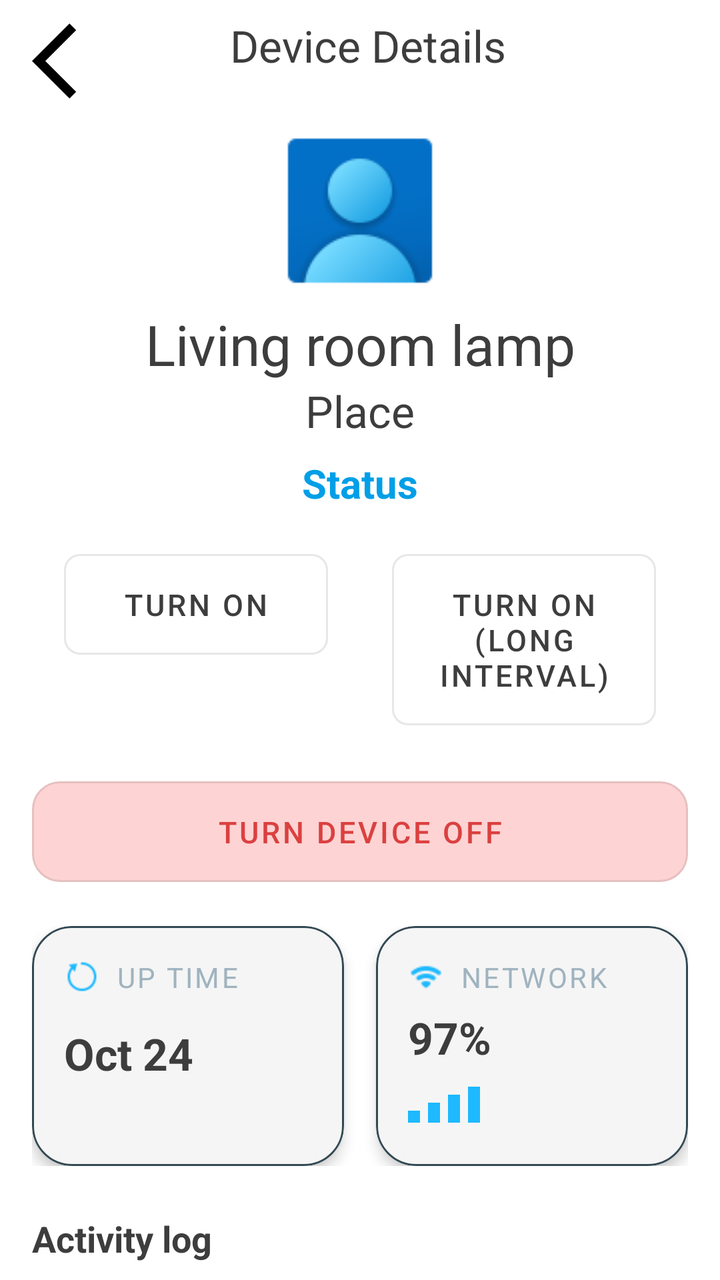
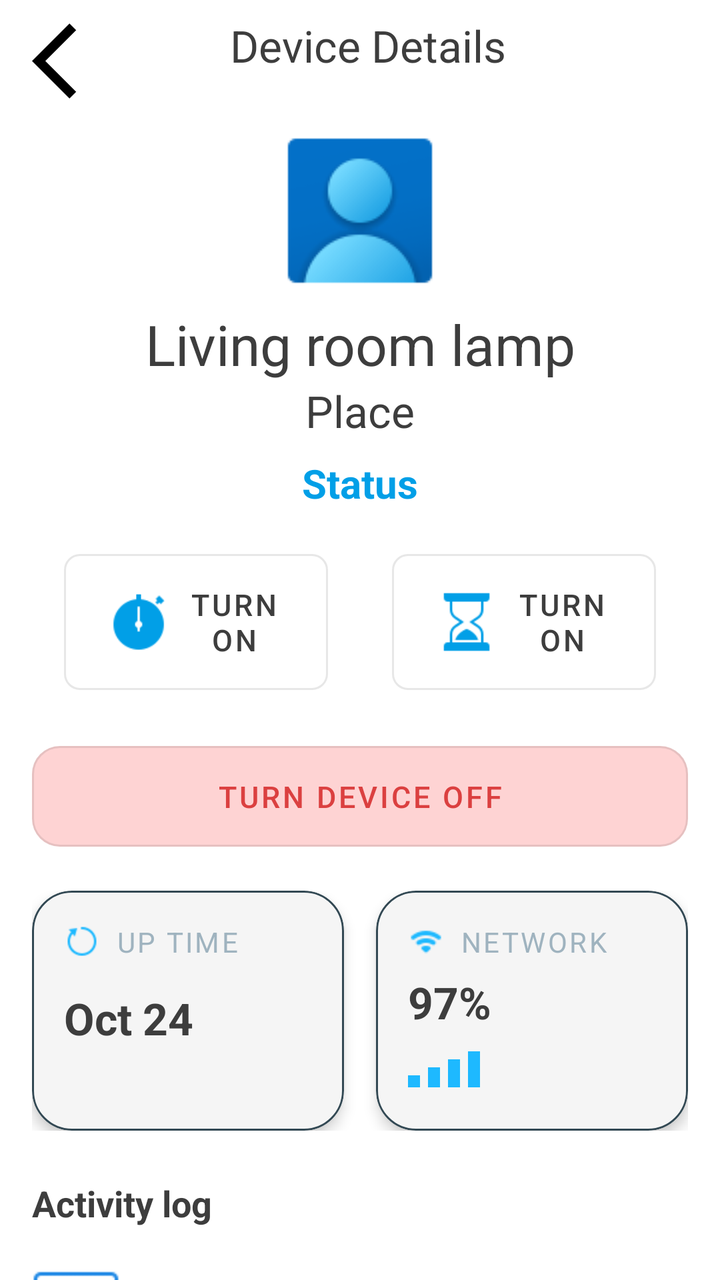

Screens rendered from an Android XML layout before and after an edit, with the pre-edit source and the edit as a unified diff.
<!-- AndroidManifest.xml: application theme Theme.ManagingHomeDevicesApp -->
<!-- res/layout/device_info.xml -->
<?xml version="1.0" encoding="utf-8"?>
<androidx.constraintlayout.widget.ConstraintLayout
    xmlns:android="http://schemas.android.com/apk/res/android"
    xmlns:app="http://schemas.android.com/apk/res-auto"
    android:layout_width="match_parent"
    android:layout_height="match_parent">

    


    <ImageView
        android:id="@+id/backIcon"
        android:layout_width="45dp"
        android:layout_height="45dp"
        android:layout_marginStart="16dp"
        android:layout_marginTop="8dp"
        android:clickable="true"
        android:focusable="true"
        android:backgroundTint="@color/back_icon_bg"
        app:layout_constraintStart_toStartOf="parent"
        app:layout_constraintTop_toTopOf="parent"
        app:srcCompat="@drawable/outline_arrow_back_ios_24" />
    <TextView
        android:id="@+id/TextdeviceDetailsText"
        android:layout_width="wrap_content"
        android:layout_height="wrap_content"
        android:layout_marginStart="54dp"
        android:layout_marginTop="8dp"
        android:text="Device Details"
        android:textColor="@color/colorTextPrimary"
        android:textSize="22sp"
        app:layout_constraintStart_toEndOf="@+id/backIcon"
        app:layout_constraintTop_toTopOf="parent" />
    

    
    <androidx.core.widget.NestedScrollView
        android:layout_width="match_parent"
        android:layout_height="0dp"
        android:fillViewport="true"
        android:overScrollMode="never"
        app:layout_constraintTop_toBottomOf="@+id/TextdeviceDetailsText"
        app:layout_constraintBottom_toBottomOf="parent"
        app:layout_constraintStart_toStartOf="parent"
        app:layout_constraintEnd_toEndOf="parent">

        <LinearLayout
            android:layout_width="match_parent"
            android:layout_height="wrap_content"
            android:orientation="vertical"
            android:paddingBottom="32dp">

            
            <ImageView
                android:id="@+id/imageView2"
                android:layout_width="wrap_content"
                android:layout_height="wrap_content"
                android:layout_gravity="center_horizontal"
                android:layout_marginTop="20dp"
                app:srcCompat="@drawable/avatar_image" />

            
            <TextView
                android:id="@+id/textdeviceDetails"
                android:layout_width="match_parent"
                android:layout_height="wrap_content"
                android:gravity="center"
                android:text="Living room lamp"
                android:textColor="?attr/colorOnSurface"
                android:textSize="28sp" />
            <TextView
                android:id="@+id/textDevicePlace"
                android:layout_width="match_parent"
                android:layout_height="wrap_content"
                android:gravity="center"
                android:text="Place"
                android:textColor="?attr/colorOnSurface"
                android:textSize="22sp" />

            
            <TextView
                android:id="@+id/textViewStatus"
                android:layout_width="match_parent"
                android:layout_height="wrap_content"
                android:layout_gravity="center_horizontal"
                android:layout_marginTop="8dp"
                android:gravity="center"
                android:text="Status"
                android:textStyle="bold"
                android:textColor="@color/statusText"
                android:textSize="20sp" />

            
             <LinearLayout
                android:id="@+id/linearLayoutButtons"
                android:layout_width="match_parent"
                android:layout_height="wrap_content"
                android:orientation="horizontal"
                android:paddingHorizontal="16dp"
                android:paddingTop="16dp"
                android:weightSum="2">


                <com.google.android.material.button.MaterialButton
                    android:id="@+id/timeButtonShortInt"
                    style="@style/Widget.MaterialComponents.Button.OutlinedButton"
                    android:layout_width="match_parent"
                    android:layout_height="wrap_content"
                    android:layout_gravity="center_horizontal"
                    android:layout_marginStart="16dp"
                    android:layout_marginTop="12dp"
                    android:layout_marginEnd="16dp"
                    android:minHeight="56sp"
                    android:padding="15dp"
                    android:layout_weight="1"
                    android:text="Turn On"
                    android:textColor="?attr/colorOnSurface"
                    android:textSize="15sp"
                    app:cornerRadius="8dp" />

                 <com.google.android.material.button.MaterialButton
                     android:id="@+id/timeButtonLongInt"
                     style="@style/Widget.MaterialComponents.Button.OutlinedButton"
                     android:layout_width="match_parent"
                     android:layout_height="wrap_content"
                     android:layout_gravity="center_horizontal"
                     android:layout_marginStart="16dp"
                     android:layout_marginTop="12dp"
                     android:layout_marginEnd="16dp"
                     android:minHeight="56sp"
                     android:padding="15dp"
                     android:layout_weight="1"
                     android:text="Turn On (long interval)"
                     android:textColor="?attr/colorOnSurface"
                     android:textSize="15sp"
                     app:cornerRadius="8dp" />

             </LinearLayout>
            <com.google.android.material.button.MaterialButton
                android:id="@+id/timeButtonTurnOff"
                style="@style/Widget.MaterialComponents.Button.OutlinedButton"
                android:layout_width="match_parent"
                android:layout_height="wrap_content"
                android:layout_gravity="center_horizontal"
                android:layout_marginStart="16dp"
                android:layout_marginTop="4dp"
                android:layout_marginEnd="16dp"
                android:minHeight="56sp"
                android:padding="15dp"
                android:text="Turn Device Off"
                android:textColor="@color/turnOffBtnText"
                android:textSize="15sp"
                app:backgroundTint="@color/turnOffBtn"
                app:cornerRadius="14dp" />
            
            <LinearLayout
                android:id="@+id/linearLayoutCardElements"
                android:layout_width="match_parent"
                android:layout_height="wrap_content"
                android:orientation="horizontal"
                android:paddingHorizontal="16dp"
                android:paddingTop="16dp"
                android:weightSum="2">

                <com.google.android.material.card.MaterialCardView
                    android:id="@+id/materialCardView"
                    android:layout_width="0dp"
                    android:layout_height="wrap_content"
                    android:layout_weight="1"
                    android:layout_marginEnd="8dp"
                    android:minHeight="120dp"
                    app:backgroundTint="@color/toggle_bg_selector"
                    app:cardCornerRadius="20dp"
                    app:cardElevation="4dp"
                    app:strokeColor="@color/card_stroke"
                    app:strokeWidth="1dp">

                    <LinearLayout
                        android:layout_width="match_parent"
                        android:layout_height="wrap_content"
                        android:orientation="vertical"
                        android:padding="16dp"
                        app:layout_constraintStart_toStartOf="parent"
                        app:layout_constraintTop_toTopOf="parent">
                        
                        <LinearLayout
                            android:layout_width="wrap_content"
                            android:layout_height="wrap_content"
                            android:orientation="horizontal"
                            android:gravity="center_vertical"
                            >
                            <ImageView
                                android:id="@+id/icon"
                                android:layout_width="18dp"
                                android:layout_height="18dp"
                                android:src="@drawable/restart_image"
                                app:tint="@color/blue_accent"
                                />
                            <TextView
                                android:layout_width="match_parent"
                                android:layout_height="wrap_content"
                                android:id="@+id/titleText"
                                android:layout_marginStart="8dp"
                                android:text="UP TIME"
                                android:textSize="14sp"
                                android:letterSpacing="0.08"
                                android:textColor="@color/text_secondary_dark" />
                        </LinearLayout>
                        
                        <TextView
                            android:layout_width="match_parent"
                            android:layout_height="wrap_content"
                            android:id="@+id/dateText"
                            android:layout_marginTop="14dp"
                            android:text="Oct 24"
                            android:textSize="22sp"
                            android:textStyle="bold"
                            android:textColor="@color/colorTextPrimary"/>

                        








                    </LinearLayout>
                </com.google.android.material.card.MaterialCardView>

                <com.google.android.material.card.MaterialCardView
                    android:layout_width="0dp"
                    android:layout_height="wrap_content"
                    android:layout_weight="1"
                    android:layout_marginStart="8dp"
                    android:minHeight="120dp"
                    app:backgroundTint="@color/toggle_bg_selector"
                    app:cardCornerRadius="20dp"
                    app:cardElevation="4dp"
                    app:strokeColor="@color/card_stroke"
                    app:strokeWidth="1dp">
                    <LinearLayout
                        android:layout_width="match_parent"
                        android:layout_height="wrap_content"
                        android:orientation="vertical"
                        android:padding="16dp"
                        app:layout_constraintStart_toStartOf="parent"
                        app:layout_constraintTop_toTopOf="parent">

                        
                        <LinearLayout
                            android:layout_width="wrap_content"
                            android:layout_height="wrap_content"
                            android:gravity="center_vertical"
                            android:orientation="horizontal">

                            <ImageView
                                android:id="@+id/wifiIcon"
                                android:layout_width="18dp"
                                android:layout_height="18dp"
                                android:src="@drawable/wifi_image"
                                app:tint="@color/blue_accent" />

                            <TextView
                                android:id="@+id/textViewNetworkName"
                                android:layout_width="match_parent"
                                android:layout_height="wrap_content"
                                android:layout_marginStart="8dp"
                                android:letterSpacing="0.08"
                                android:text="NETWORK"
                                android:textColor="@color/text_secondary_dark"
                                android:textSize="14sp"
                                />
                        </LinearLayout>

                        
                        <TextView
                            android:id="@+id/textViewSignalStrength"
                            android:layout_width="match_parent"
                            android:layout_height="wrap_content"
                            android:layout_marginTop="6dp"
                            android:text="97%"
                            android:textColor="@color/colorTextPrimary"
                            android:textSize="22sp"
                            android:textStyle="bold" />

                        
                        <LinearLayout
                            android:layout_width="match_parent"
                            android:layout_height="wrap_content"
                            android:layout_marginTop="10dp"
                            android:gravity="bottom"
                            android:orientation="horizontal">

                            <View
                                style="@style/SignalBar"
                                android:layout_height="6dp" />

                            <View
                                style="@style/SignalBar"
                                android:layout_height="10dp" />

                            <View
                                style="@style/SignalBar"
                                android:layout_height="14dp" />

                            <View
                                style="@style/SignalBar"
                                android:layout_height="18dp" />

                        </LinearLayout>

                    </LinearLayout>
                </com.google.android.material.card.MaterialCardView>

            </LinearLayout>

            
            <TextView
                android:id="@+id/textdeviceDetails3"
                android:layout_width="wrap_content"
                android:layout_height="wrap_content"
                android:layout_marginStart="16dp"
                android:layout_marginTop="24dp"
                android:text="Activity log"
                android:textColor="?attr/colorOnSurface"
                android:textSize="18sp"
                android:textStyle="bold" />

            
            <LinearLayout
                android:id="@+id/containerManualActivation"
                android:layout_width="match_parent"
                android:layout_height="64dp"
                android:layout_marginStart="16dp"
                android:layout_marginTop="8dp"
                android:layout_marginEnd="16dp"
                android:gravity="center_vertical"
                android:orientation="horizontal">

                <ImageView
                    android:id="@+id/imgManualActivation"
                    android:layout_width="44dp"
                    android:layout_height="44dp"
                    android:src="@drawable/touch_manual_device_icon"
                    app:tint="@color/colorPrimary" />

                <LinearLayout
                    android:layout_width="0dp"
                    android:layout_height="wrap_content"
                    android:layout_weight="1"
                    android:layout_marginStart="12dp"
                    android:orientation="vertical">

                    <TextView
                        android:id="@+id/textViewManualActivation"
                        android:layout_width="wrap_content"
                        android:layout_height="wrap_content"
                        android:text="Manual Activation"
                        android:textColor="?attr/colorOnSurface"
                        android:textSize="14sp"
                        android:textStyle="bold" />

                    <TextView
                        android:id="@+id/textViewTimeManualActivation"
                        android:layout_width="wrap_content"
                        android:layout_height="wrap_content"
                        android:text="2 mins ago"
                        android:textColor="#8FA3AD"
                        android:textSize="12sp" />

                </LinearLayout>
            </LinearLayout>


            






































            
            <LinearLayout
                android:layout_width="match_parent"
                android:layout_height="wrap_content"
                android:orientation="horizontal"
                android:gravity="center_vertical"
                android:layout_marginStart="16dp"
                android:layout_marginEnd="16dp"
                android:layout_marginTop="8dp"
                android:layout_marginBottom="12dp">

                <ImageView
                    android:id="@+id/imgClock"
                    android:layout_width="44dp"
                    android:layout_height="44dp"
                    android:src="@drawable/timer_off_icon"
                    app:tint="@color/colorPrimary" />

                <TextView
                    android:layout_width="0dp"
                    android:layout_height="wrap_content"
                    android:layout_weight="1"
                    android:text="Schedules"
                    android:textColor="?attr/colorOnSurface"
                    android:textSize="18sp"
                    android:textStyle="bold" />









            </LinearLayout>

            
            <com.google.android.material.card.MaterialCardView
                android:layout_width="match_parent"
                android:layout_height="wrap_content"
                android:layout_marginStart="16dp"
                android:layout_marginEnd="16dp"
                app:cardCornerRadius="20dp"
                app:cardElevation="8dp"
                app:strokeColor="@color/card_stroke"
                app:strokeWidth="1dp">

                <LinearLayout
                    android:layout_width="match_parent"
                    android:layout_height="wrap_content"
                    android:orientation="vertical"
                    android:padding="16dp">

                    
                    <LinearLayout
                        android:layout_width="match_parent"
                        android:layout_height="wrap_content"
                        android:orientation="horizontal"
                        app:cardBackgroundColor="@color/toggle_bg_selector">

                        <TextView
                            android:layout_width="0dp"
                            android:layout_height="wrap_content"
                            android:layout_weight="1"
                            android:text="START"
                            android:textColor="#8FA3AD"
                            android:textSize="11sp" />

                        <TextView
                            android:layout_width="0dp"
                            android:layout_height="wrap_content"
                            android:layout_weight="1"
                            android:text="END"
                            android:textColor="#8FA3AD"
                            android:textSize="11sp" />

                        <TextView
                            android:layout_width="0dp"
                            android:layout_height="wrap_content"
                            android:layout_weight="1"
                            android:text="DURATION"
                            android:textColor="#8FA3AD"
                            android:textSize="11sp" />

                    </LinearLayout>

                    
                    <View
                        android:layout_width="match_parent"
                        android:layout_height="1dp"
                        android:layout_marginTop="8dp"
                        android:layout_marginBottom="8dp"
                        android:background="@color/divider_color" />

                    
                    <LinearLayout
                        android:layout_width="match_parent"
                        android:layout_height="wrap_content"
                        android:orientation="horizontal"
                        android:gravity="center_vertical"
                        android:layout_marginBottom="12dp"
                        app:cardBackgroundColor="@color/toggle_bg_selector">

                        <LinearLayout
                            android:layout_width="0dp"
                            android:layout_height="wrap_content"
                            android:layout_weight="1"
                            android:orientation="vertical">

                            <TextView
                                android:id="@+id/textViewStartTime"
                                android:layout_width="wrap_content"
                                android:layout_height="wrap_content"
                                android:text="06:00 AM"
                                android:textColor="@color/colorTextPrimary"
                                android:textSize="14sp"
                                android:textStyle="bold" />

                        </LinearLayout>

                        <TextView
                            android:id="@+id/textViewTimeEnd1"
                            android:layout_width="0dp"
                            android:layout_height="wrap_content"
                            android:layout_weight="1"
                            android:text="08:30 AM"
                            android:textColor="@color/colorTextPrimary"
                            android:textSize="14sp"
                            android:textStyle="bold" />

                        <TextView
                            android:id="@+id/textViewDuration1"
                            android:layout_width="0dp"
                            android:layout_height="wrap_content"
                            android:layout_weight="1"
                            android:text="2h 30m"
                            android:textColor="@color/colorTextPrimary"
                            android:textSize="14sp" />

                    </LinearLayout>

                    
                    <View
                        android:layout_width="match_parent"
                        android:layout_height="1dp"
                        android:layout_marginBottom="12dp"
                        android:background="@color/divider_color" />

                    
                    <LinearLayout
                        android:layout_width="match_parent"
                        android:layout_height="wrap_content"
                        android:orientation="horizontal"
                        android:gravity="center_vertical">

                        <LinearLayout
                            android:layout_width="0dp"
                            android:layout_height="wrap_content"
                            android:layout_weight="1"
                            android:orientation="vertical">

                            <TextView
                                android:id="@+id/textViewStartTime2"
                                android:layout_width="wrap_content"
                                android:layout_height="wrap_content"
                                android:text="06:30 PM"
                                android:textColor="@color/colorTextPrimary"
                                android:textSize="14sp"
                                android:textStyle="bold" />

                        </LinearLayout>

                        <TextView
                            android:id="@+id/textViewTimeEnd2"
                            android:layout_width="0dp"
                            android:layout_height="wrap_content"
                            android:layout_weight="1"
                            android:text="11:00 PM"
                            android:textColor="@color/colorTextPrimary"
                            android:textSize="14sp"
                            android:textStyle="bold" />

                        <TextView
                            android:id="@+id/textViewDuration2"
                            android:layout_width="0dp"
                            android:layout_height="wrap_content"
                            android:layout_weight="1"
                            android:text="4h 30m"
                            android:textColor="@color/colorTextPrimary"
                            android:textSize="14sp" />

                    </LinearLayout>

                </LinearLayout>
            </com.google.android.material.card.MaterialCardView>


        </LinearLayout>
    </androidx.core.widget.NestedScrollView>

</androidx.constraintlayout.widget.ConstraintLayout>
<!-- resources referenced by this layout -->
<resources>
  <color name="back_icon_bg">#000000</color>
  <color name="blue_accent">#1EB9FF</color>
  <color name="card_stroke">#334954</color>
  <color name="colorPrimary">#1E88E5</color>
  <color name="colorTextPrimary">#3d3d3d  </color>
  <color name="divider_color">#000000</color>
  <color name="statusText">#019FE7</color>
  <color name="text_secondary_dark">#9FB3BF</color>
  <color name="turnOffBtn">#FED3D3</color>
  <color name="turnOffBtnText">#DB4040</color>
  <!-- drawable avatar_image: png bitmap (drawable, 3218 bytes) -->
  <!-- drawable outline_arrow_back_ios_24 (drawable) -->
  <vector xmlns:android="http://schemas.android.com/apk/res/android" android:autoMirrored="true" android:height="24dp" android:tint="#000000" android:viewportHeight="960" android:viewportWidth="960" android:width="24dp">
        
      <path android:fillColor="@android:color/white" android:pathData="M400,880L0,480L400,80L471,151L142,480L471,809L400,880Z"/>
      
  </vector>
  <!-- drawable restart_image: png bitmap (drawable, 507 bytes) -->
  <!-- drawable timer_off_icon: png bitmap (drawable, 511 bytes) -->
  <!-- drawable touch_manual_device_icon: png bitmap (drawable, 770 bytes) -->
  <!-- drawable wifi_image: png bitmap (drawable, 347 bytes) -->
  <style name="SignalBar">
          <item name="android:layout_width">6dp</item>
          <item name="android:layout_marginEnd">4dp</item>
          <item name="android:background">@color/blue_accent</item>
      </style>
  <style name="Theme.ManagingHomeDevicesApp" parent="Theme.MaterialComponents.DayNight.NoActionBar">
          
  
          <item name="colorPrimaryVariant">#3700B3</item>
          <item name="colorOnPrimary">#FFFFFF</item>
  
          
          <item name="colorSecondary">#26A69A</item>
          <item name="colorOnSecondary">#FFFFFF</item>
  
          
          <item name="android:statusBarColor">#121212</item>
          <item name="android:forceDarkAllowed">true</item>
  
          
          <item name="android:colorBackground">@color/colorBackgroundLight</item>
          <item name="colorSurface">@color/colorSurface</item>
  
          
          <item name="colorOnSurface">@color/colorTextPrimary</item>
  
  
          
          <item name="android:textColorPrimary">@color/colorTextPrimary</item>
          <item name="android:textColorSecondary">@color/colorTextSecondary</item>
  
      </style>
  <color name="colorBackgroundLight">#FFFFFF</color>
  <color name="colorSurface">#F5F5F5</color>
  <color name="colorTextSecondary">#939393</color>
</resources>

<!-- the commit's change to res/layout/device_info.xml (unified diff, before → after) -->
@@ -87,7 +87,7 @@
                 android:gravity="center"
                 android:text="Status"
                 android:textStyle="bold"
-                android:textColor="@color/statusText"
+                android:textColor="@color/utilitesElementsBlue"
                 android:textSize="20sp" />
 
             
@@ -116,7 +116,12 @@
                     android:text="Turn On"
                     android:textColor="?attr/colorOnSurface"
                     android:textSize="15sp"
-                    app:cornerRadius="8dp" />
+                    app:cornerRadius="8dp"
+                    app:icon="@drawable/short_interval_image"
+                    app:iconGravity="textStart"
+                    app:iconSize="30dp"
+                    app:iconTint="@color/utilitesElementsBlue"
+                    app:iconPadding="8dp"/>
 
                  <com.google.android.material.button.MaterialButton
                      android:id="@+id/timeButtonLongInt"
@@ -130,10 +135,15 @@
                      android:minHeight="56sp"
                      android:padding="15dp"
                      android:layout_weight="1"
-                     android:text="Turn On (long interval)"
+                     android:text="Turn On"
                      android:textColor="?attr/colorOnSurface"
                      android:textSize="15sp"
-                     app:cornerRadius="8dp" />
+                     app:cornerRadius="8dp"
+                     app:icon="@drawable/long_interval_image"
+                     app:iconGravity="textStart"
+                     app:iconSize="30dp"
+                     app:iconTint="@color/utilitesElementsBlue"
+                     app:iconPadding="8dp"/>
 
              </LinearLayout>
             <com.google.android.material.button.MaterialButton
<!-- resource entries referenced after the edit -->
@@ -6,11 +6,12 @@
   <color name="colorPrimary">#1E88E5</color>
   <color name="colorTextPrimary">#3d3d3d  </color>
   <color name="divider_color">#000000</color>
-  <color name="statusText">#019FE7</color>
   <color name="text_secondary_dark">#9FB3BF</color>
   <color name="turnOffBtn">#FED3D3</color>
   <color name="turnOffBtnText">#DB4040</color>
+  <color name="utilitesElementsBlue">#019FE7</color>
   <!-- drawable avatar_image: png bitmap (drawable, 3218 bytes) -->
+  <!-- drawable long_interval_image: png bitmap (drawable, 650 bytes) -->
   <!-- drawable outline_arrow_back_ios_24 (drawable) -->
   <vector xmlns:android="http://schemas.android.com/apk/res/android" android:autoMirrored="true" android:height="24dp" android:tint="#000000" android:viewportHeight="960" android:viewportWidth="960" android:width="24dp">
         
@@ -18,6 +19,7 @@
       
   </vector>
   <!-- drawable restart_image: png bitmap (drawable, 507 bytes) -->
+  <!-- drawable short_interval_image: png bitmap (drawable, 697 bytes) -->
   <!-- drawable timer_off_icon: png bitmap (drawable, 511 bytes) -->
   <!-- drawable touch_manual_device_icon: png bitmap (drawable, 770 bytes) -->
   <!-- drawable wifi_image: png bitmap (drawable, 347 bytes) -->
